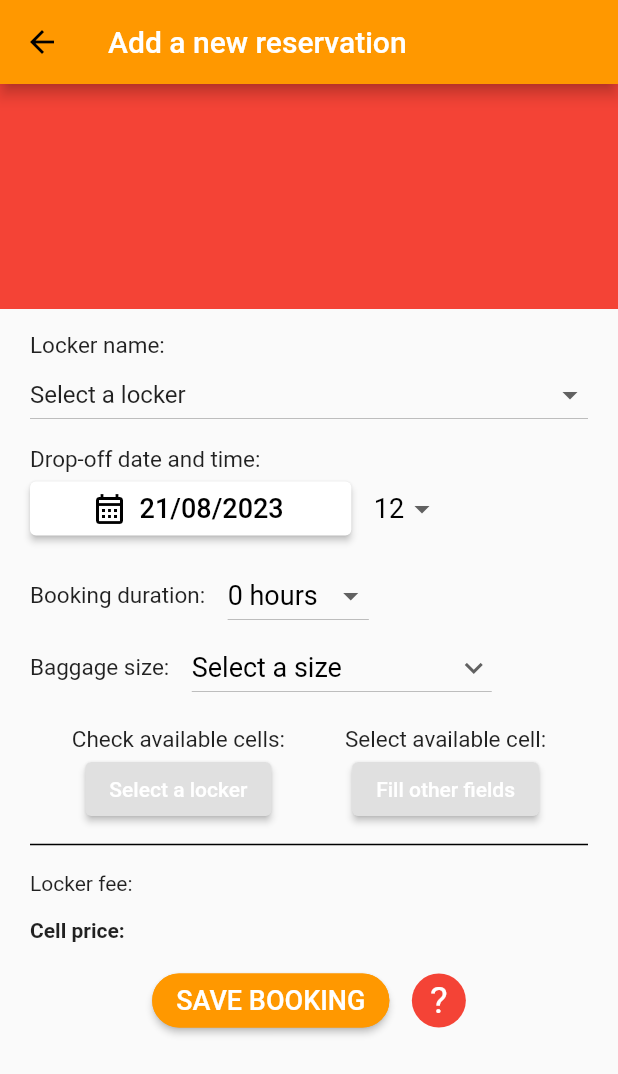
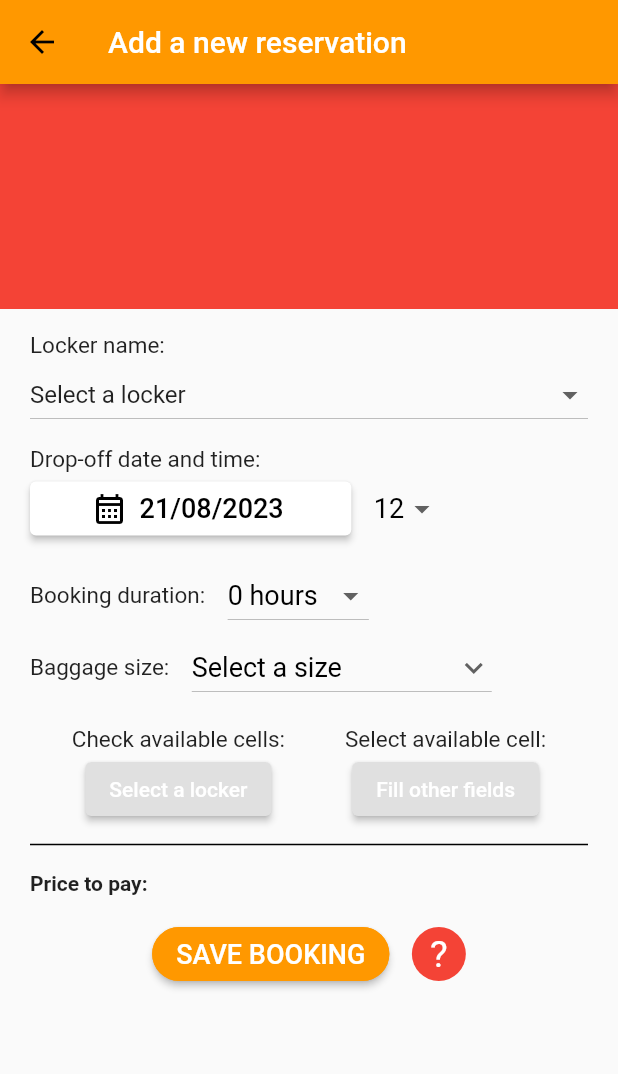
Before and after one commit to andreabertinotti/DIMA22_project, a Flutter app: the EditBooking screen opened directly with empty values, on a phone screen of 412 x 824 dp. Shown: the top 1074 px of the screen. Run offline on Flutter 3.47's test engine with Material 2 defaults, Android fonts, the phone set to English and light mode, and no system bars; our stand-ins replace carousel_slider, cloud_firestore, firebase_auth, firebase_core, firebase_storage, google_maps_flutter and 3 more; accounts and stored records are empty; statements that could not run were skipped.

Commit message:
locker fee removed (put to comment)

```diff
--- a/lib/Screen/Reservations/reservation_add copy.dart
+++ b/lib/Screen/Reservations/reservation_add copy.dart
@@ -44,7 +44,7 @@ class _EditBookingState extends State<EditBooking> {
   List available_cells = [];
 
   String cellFare = ''; // Initialize with an empty string
-  String lockerFee = ''; // Initialize with an empty string
+  //String lockerFee = ''; // Initialize with an empty string
 
 // Update cell fare
   void _updateCellFare() async {
@@ -53,10 +53,10 @@ class _EditBookingState extends State<EditBooking> {
   }
 
 // Update locker fee
-  void _updateLockerFee() async {
-    lockerFee = await retrieveLockerFee(lockerName);
-    setState(() {});
-  }
+  // void _updateLockerFee() async {
+  //   lockerFee = await retrieveLockerFee(lockerName);
+  //   setState(() {});
+  // }
 
   Future<String> retrieveCellFare(
       String locker, String cell, int duration) async {
@@ -76,19 +76,19 @@ class _EditBookingState extends State<EditBooking> {
     return renderedFare;
   }
 
-  Future<String> retrieveLockerFee(String locker) async {
-    if (locker == 'Select a locker') {
-      return '';
-    }
-    DocumentSnapshot lockerSnapshot = await FirebaseFirestore.instance
-        .collection('lockers')
-        .doc(locker)
-        .get();
-
-    String fee = lockerSnapshot['lockerFee'].toString();
-    String renderedFee = '$fee€';
-    return renderedFee;
-  }
+  //Future<String> retrieveLockerFee(String locker) async {
+  //  if (locker == 'Select a locker') {
+  //    return '';
+  //  }
+  //  //DocumentSnapshot lockerSnapshot = await FirebaseFirestore.instance
+  //  //    .collection('lockers')
+  //  //    .doc(locker)
+  //  //    .get();
+//
+  //  String fee = '0'; //lockerSnapshot['lockerFee'].toString();
+  //  String renderedFee = '$fee€';
+  //  return renderedFee;
+  //}
 
   // Method to get the list of items to be shown in the baggage size dropdown menu
   List<DropdownMenuItem<String>> get dropdownSizes {
@@ -362,9 +362,9 @@ class _EditBookingState extends State<EditBooking> {
 
           // Call the auxiliary functions to update fee state variables
           _updateCellFare();
-          _updateLockerFee();
+          // _updateLockerFee();
           //print(lockerName + selectedCell);
-          print('locker fee: ' + lockerFee);
+
           print('cell fare: ' + cellFare);
         });
       },
@@ -631,19 +631,19 @@ class _EditBookingState extends State<EditBooking> {
                 endIndent: 20,
               ),
 
-              Padding(
-                padding: EdgeInsets.fromLTRB(20, 10, 20, 5),
-                child: Row(
-                  mainAxisAlignment: MainAxisAlignment.spaceBetween,
-                  children: [Text("Locker fee:"), Text(lockerFee)],
-                ),
-              ),
+              //Padding(
+              //  padding: EdgeInsets.fromLTRB(20, 10, 20, 5),
+              //  child: Row(
+              //    mainAxisAlignment: MainAxisAlignment.spaceBetween,
+              //    children: [Text("Locker fee:"), Text(lockerFee)],
+              //  ),
+              //),
               Padding(
                 padding: EdgeInsets.fromLTRB(20, 10, 20, 15),
                 child: Row(
                   mainAxisAlignment: MainAxisAlignment.spaceBetween,
                   children: [
-                    Text("Cell price:",
+                    Text("Price to pay:",
                         style: TextStyle(fontWeight: FontWeight.bold)),
                     Text(cellFare,
                         style: TextStyle(fontWeight: FontWeight.bold))
```
Also changed, not shown: lib/Screen/Reservations/reservation_add_locker copy.dart (+27 -23 lines), lib/Screen/home_view.dart (+10 -10 lines), lib/Utils/custom_dialog_box.dart (+10 -10 lines).
